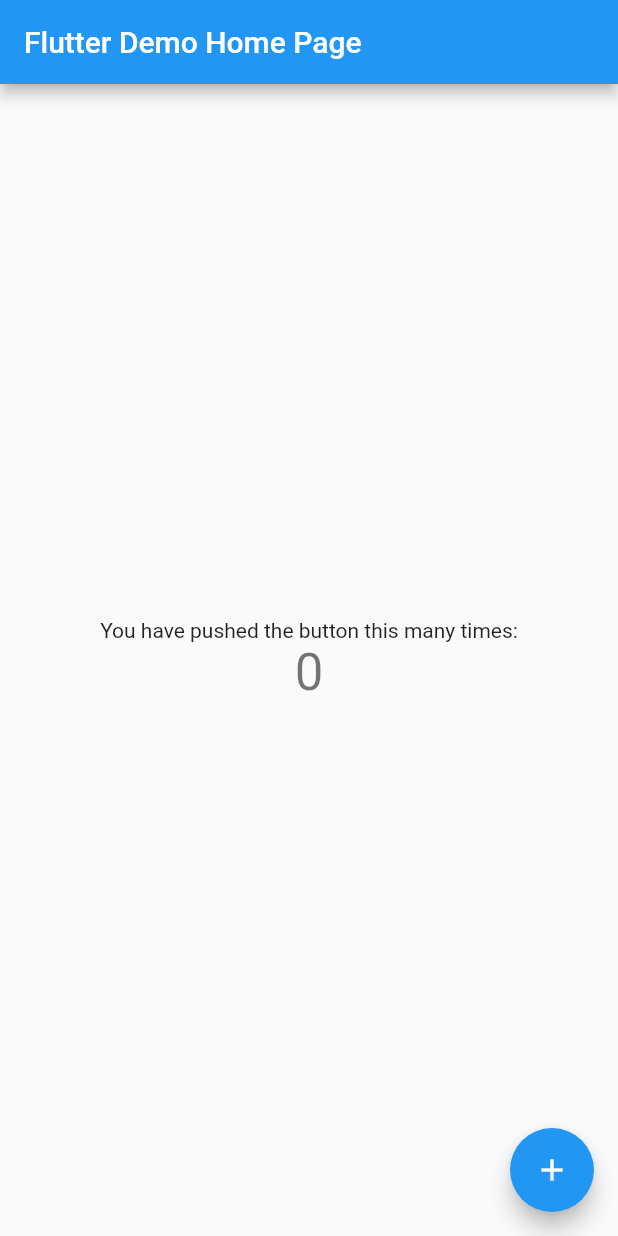
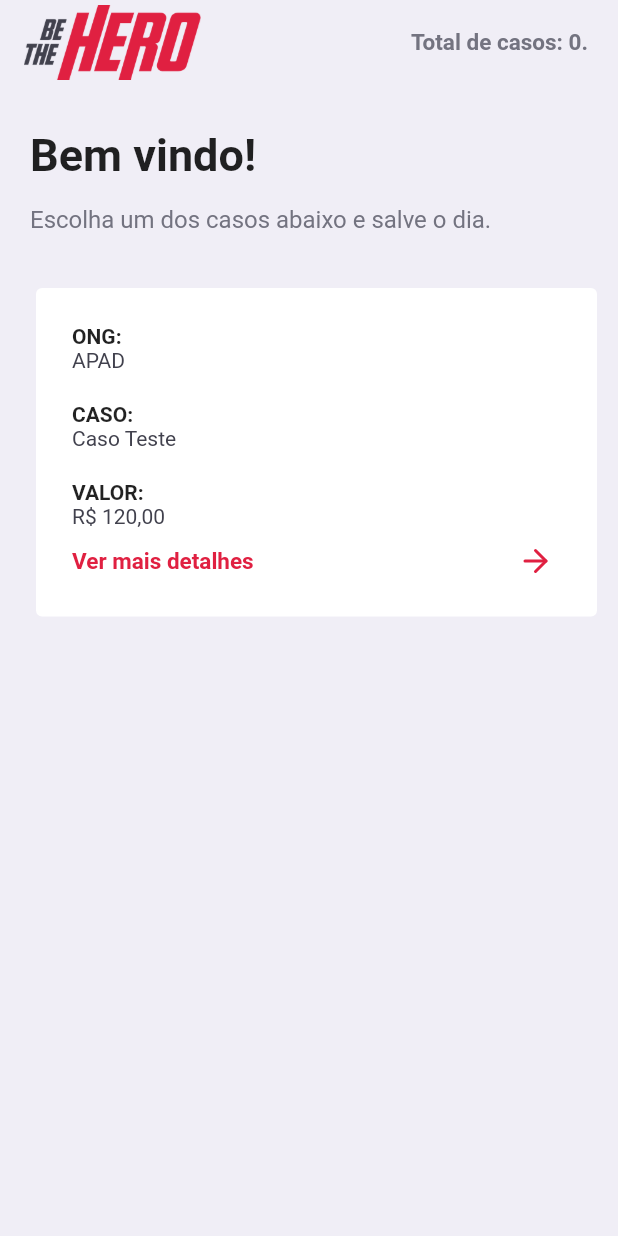
Before and after one commit to CaiqueR/be-the-hero, a Flutter app: the screen it shows after launch, on a phone screen of 412 x 824 dp. Run offline on Flutter 3.47's test engine with Material 2 defaults, Android fonts, the phone set to English and light mode, and no system bars; our stand-ins replace flutter_icons.

Commit message:
pagina de listagem de casos

```diff
--- /dev/null
+++ b/mobile/lib/Detail/detail.dart
@@ -0,0 +1,34 @@
+import 'package:flutter/material.dart';
+import 'package:flutter_icons/flutter_icons.dart';
+
+class DetailPage extends StatefulWidget {
+  DetailPage({Key key}) : super(key: key);
+
+  @override
+  _DetailPageState createState() => _DetailPageState();
+}
+
+class _DetailPageState extends State<DetailPage> {
+  @override
+  Widget build(BuildContext context) {
+    return Scaffold(
+      backgroundColor: Color(0xFFF0EEF6),
+      appBar: AppBar(
+        automaticallyImplyLeading: false,
+        title: Image.asset(
+          'lib/assets/logo@3x.png',
+          height: 50,
+        ),
+        backgroundColor: Color(0xFFF0EEF6),
+        elevation: 0,
+        actions: <Widget>[
+          IconButton(
+            icon: Icon(Feather.arrow_left, color: Color(0xFFe02041)),
+            onPressed: () => Navigator.of(context).pop(),
+          )
+        ],
+      ),
+      body: Text("OI"),
+    );
+  }
+}
--- /dev/null
+++ b/mobile/lib/Incidents/incidents.dart
@@ -0,0 +1,147 @@
+import 'package:flutter/cupertino.dart';
+import "package:flutter/material.dart";
+import 'package:flutter_icons/flutter_icons.dart';
+
+import '../Detail/detail.dart';
+
+class IncidentsPage extends StatefulWidget {
+  IncidentsPage({Key key}) : super(key: key);
+
+  @override
+  _IncidentsPageState createState() => _IncidentsPageState();
+}
+
+class _IncidentsPageState extends State<IncidentsPage> {
+  Image appLogo = Image(
+      image: ExactAssetImage("lib/assets/logo@3x.png"),
+      height: 60,
+      width: 20.0,
+      alignment: FractionalOffset.center);
+
+  TextStyle incidentStyle() {
+    return TextStyle(color: Color(0xFF41414d), fontSize: 14);
+  }
+
+  TextStyle incidentTitle() {
+    return TextStyle(fontSize: 14, fontWeight: FontWeight.bold);
+  }
+
+  void navigateToDetail() {
+    Navigator.push(
+      context,
+      CupertinoPageRoute(builder: (context) => DetailPage()),
+    );
+  }
+
+  @override
+  Widget build(BuildContext context) {
+    return Scaffold(
+        backgroundColor: Color(0xFFF0EEF6),
+        appBar: AppBar(
+          title: Image.asset(
+            'lib/assets/logo@3x.png',
+            height: 50,
+          ),
+          actions: <Widget>[
+            Center(
+              child: Padding(
+                padding: EdgeInsets.only(right: 20),
+                child: Text(
+                  "Total de casos: 0.",
+                  style: TextStyle(
+                      color: Color(0xff737380),
+                      fontSize: 15,
+                      fontWeight: FontWeight.bold),
+                ),
+              ),
+            )
+          ],
+          backgroundColor: Color(0xFFF0EEF6),
+          elevation: 0,
+        ),
+        body: Padding(
+          padding: EdgeInsets.fromLTRB(20, 30, 10, 5),
+          child: Column(
+            crossAxisAlignment: CrossAxisAlignment.start,
+            children: <Widget>[
+              Text(
+                "Bem vindo!",
+                style: TextStyle(fontSize: 30, fontWeight: FontWeight.bold),
+              ),
+              Padding(padding: EdgeInsets.only(top: 16)),
+              Text(
+                "Escolha um dos casos abaixo e salve o dia.",
+                style: TextStyle(fontSize: 16, color: Color(0xFF737380)),
+              ),
+              Padding(padding: EdgeInsets.only(bottom: 32)),
+              Expanded(
+                child: ListView(
+                  children: <Widget>[
+                    Card(
+                      elevation: 0,
+                      child: Padding(
+                        padding: EdgeInsets.fromLTRB(24, 24, 24, 15),
+                        child: Column(
+                          crossAxisAlignment: CrossAxisAlignment.start,
+                          children: <Widget>[
+                            Text(
+                              "ONG:",
+                              style: incidentTitle(),
+                            ),
+                            Text(
+                              "APAD",
+                              style: incidentStyle(),
+                            ),
+                            Padding(
+                                padding: EdgeInsets.symmetric(vertical: 10)),
+                            Text("CASO:", style: incidentTitle()),
+                            Text(
+                              "Caso Teste",
+                              style: incidentStyle(),
+                            ),
+                            Padding(
+                                padding: EdgeInsets.symmetric(vertical: 10)),
+                            Text("VALOR:", style: incidentTitle()),
+                            Text(
+                              "R\$ 120,00",
+                              style: incidentStyle(),
+                            ),
+                            Padding(padding: EdgeInsets.symmetric(vertical: 0)),
+                            InkWell(
+                                onTap: navigateToDetail,
+                                child: Padding(
+                                  padding: EdgeInsets.symmetric(vertical: 10),
+                                  child: Row(
+                                    crossAxisAlignment:
+                                        CrossAxisAlignment.center,
+                                    mainAxisAlignment:
+                                        MainAxisAlignment.spaceBetween,
+                                    children: <Widget>[
+                                      Text("Ver mais detalhes",
+                                          style: TextStyle(
+                                              color: Color(0xFFe02041),
+                                              fontSize: 15,
+                                              fontWeight: FontWeight.bold)),
+                                      Padding(
+                                        padding:
+                                            EdgeInsets.symmetric(horizontal: 5),
+                                        child: Icon(
+                                          Feather.arrow_right,
+                                          color: Color(0xFFe02041),
+                                        ),
+                                      )
+                                    ],
+                                  ),
+                                ))
+                          ],
+                        ),
+                      ),
+                    ),
+                  ],
+                ),
+              )
+            ],
+          ),
+        ));
+  }
+}
--- a/mobile/lib/main.dart
+++ b/mobile/lib/main.dart
@@ -1,4 +1,5 @@
 import 'package:flutter/material.dart';
+import 'package:mobile/Incidents/incidents.dart';
 
 void main() => runApp(MyApp());
 
@@ -9,103 +10,25 @@
     return MaterialApp(
       title: 'Flutter Demo',
       theme: ThemeData(
-        // This is the theme of your application.
-        //
-        // Try running your application with "flutter run". You'll see the
-        // application has a blue toolbar. Then, without quitting the app, try
-        // changing the primarySwatch below to Colors.green and then invoke
-        // "hot reload" (press "r" in the console where you ran "flutter run",
-        // or simply save your changes to "hot reload" in a Flutter IDE).
-        // Notice that the counter didn't reset back to zero; the application
-        // is not restarted.
         primarySwatch: Colors.blue,
       ),
-      home: MyHomePage(title: 'Flutter Demo Home Page'),
+      home: IncidentsPage(),
     );
   }
 }
 
-class MyHomePage extends StatefulWidget {
-  MyHomePage({Key key, this.title}) : super(key: key);
-
-  // This widget is the home page of your application. It is stateful, meaning
-  // that it has a State object (defined below) that contains fields that affect
-  // how it looks.
-
-  // This class is the configuration for the state. It holds the values (in this
-  // case the title) provided by the parent (in this case the App widget) and
-  // used by the build method of the State. Fields in a Widget subclass are
-  // always marked "final".
-
-  final String title;
-
-  @override
-  _MyHomePageState createState() => _MyHomePageState();
-}
-
-class _MyHomePageState extends State<MyHomePage> {
-  int _counter = 0;
-
-  void _incrementCounter() {
-    setState(() {
-      // This call to setState tells the Flutter framework that something has
-      // changed in this State, which causes it to rerun the build method below
-      // so that the display can reflect the updated values. If we changed
-      // _counter without calling setState(), then the build method would not be
-      // called again, and so nothing would appear to happen.
-      _counter++;
-    });
-  }
-
-  @override
-  Widget build(BuildContext context) {
-    // This method is rerun every time setState is called, for instance as done
-    // by the _incrementCounter method above.
-    //
-    // The Flutter framework has been optimized to make rerunning build methods
-    // fast, so that you can just rebuild anything that needs updating rather
-    // than having to individually change instances of widgets.
-    return Scaffold(
-      appBar: AppBar(
-        // Here we take the value from the MyHomePage object that was created by
-        // the App.build method, and use it to set our appbar title.
-        title: Text(widget.title),
-      ),
-      body: Center(
-        // Center is a layout widget. It takes a single child and positions it
-        // in the middle of the parent.
-        child: Column(
-          // Column is also a layout widget. It takes a list of children and
-          // arranges them vertically. By default, it sizes itself to fit its
-          // children horizontally, and tries to be as tall as its parent.
-          //
-          // Invoke "debug painting" (press "p" in the console, choose the
-          // "Toggle Debug Paint" action from the Flutter Inspector in Android
-          // Studio, or the "Toggle Debug Paint" command in Visual Studio Code)
-          // to see the wireframe for each widget.
-          //
-          // Column has various properties to control how it sizes itself and
-          // how it positions its children. Here we use mainAxisAlignment to
-          // center the children vertically; the main axis here is the vertical
-          // axis because Columns are vertical (the cross axis would be
-          // horizontal).
-          mainAxisAlignment: MainAxisAlignment.center,
-          children: <Widget>[
-            Text(
-              'You have pushed the button this many times:',
-            ),
-            Text(
-              '$_counter',
-              style: Theme.of(context).textTheme.display1,
-            ),
-          ],
-        ),
-      ),
-      floatingActionButton: FloatingActionButton(
-        onPressed: _incrementCounter,
-        tooltip: 'Increment',
-        child: Icon(Icons.add),
-      ), // This trailing comma makes auto-formatting nicer for build methods.
-    );
-  }
-}
+const MaterialColor primaryColorShades = MaterialColor(
+  0xFF181861,
+  <int, Color>{
+    50: Color(0xFFA4A4BF),
+    100: Color(0xFFA4A4BF),
+    200: Color(0xFFA4A4BF),
+    300: Color(0xFF9191B3),
+    400: Color(0xFF7F7FA6),
+    500: Color(0xFF181861),
+    600: Color(0xFF6D6D99),
+    700: Color(0xFF5B5B8D),
+    800: Color(0xFF494980),
+    900: Color(0xFF181861),
+  },
+);
```
Also changed, not shown: mobile/pubspec.yaml (+4 -53 lines), mobile/lib/assets/icon.png (added), mobile/lib/assets/logo.png (added), mobile/lib/assets/logo@2x.png (added), mobile/lib/assets/logo@3x.png (added), mobile/lib/assets/splash.png (added), mobile/pubspec.lock, 1 other file.
